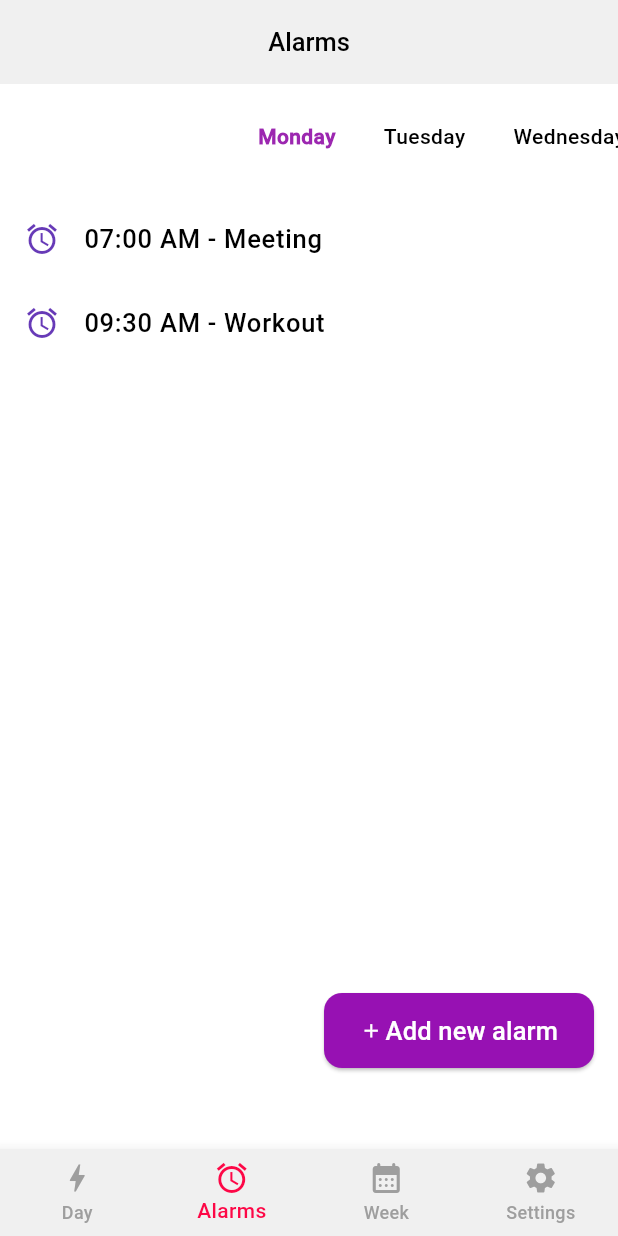
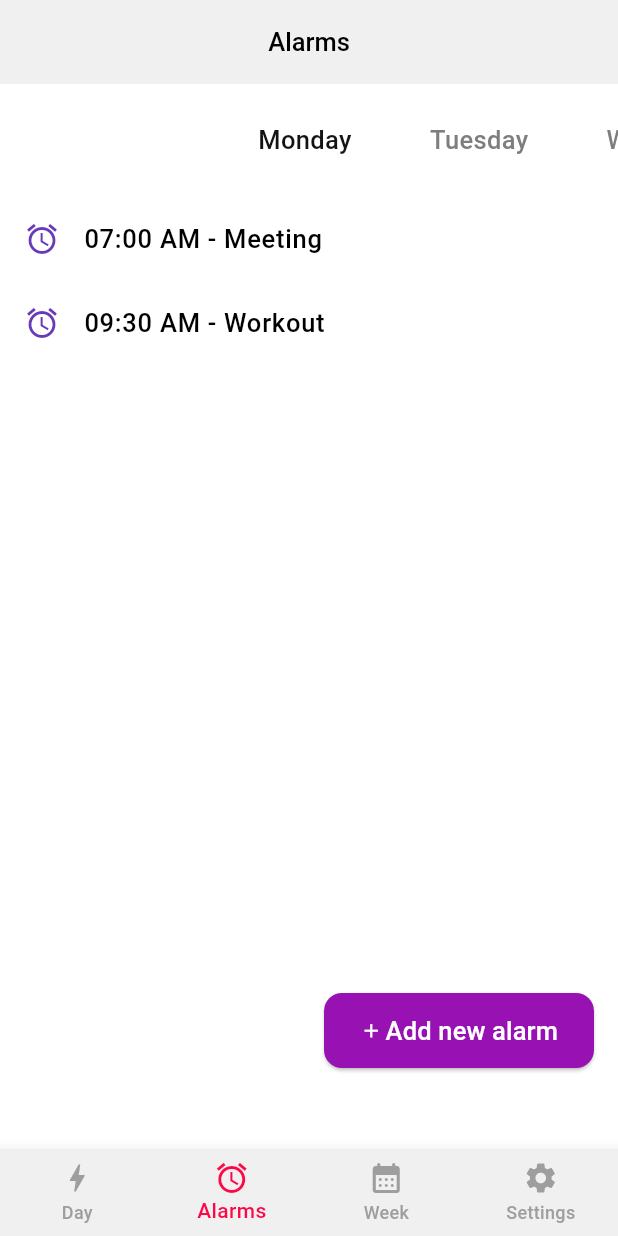
Before and after one commit to MuhammadHarisSiddiqui620/alarm_clock, a Flutter app: the screen it shows after launch, item 2 of the bottom bar chosen, on a phone screen of 412 x 824 dp. Run offline on Flutter 3.47's test engine with Material 3 defaults, Android fonts, the light colour scheme and no system bars; our stand-ins replace flutter_svg, timelines; missing offline and left inert: wheel_picker.

Commit message:
alarm_clock[9]
Changes
- NewAlarm, AlarmScreen and Reusable_Alarm Screen Update
- DayScreen Code Comment Out For Now !!!

Issues
- None

```diff
--- a/lib/Screens/AlarmScreen.dart
+++ b/lib/Screens/AlarmScreen.dart
@@ -1,6 +1,7 @@
 import 'package:alarm_clock/components/CustomAppBar.dart';
 import 'package:flutter/material.dart';
 import 'package:flutter_svg/svg.dart';
+
 import '../constants.dart';
 import 'NewAlarm.dart'; // Your constants file
 
@@ -51,11 +52,29 @@ class _AlarmScreenState extends State<AlarmScreen> {
                       Axis.horizontal, // Enable horizontal scrolling
                   children: [
                     getDayWidget('Monday'),
+                    SizedBox(
+                      width: 20,
+                    ),
                     getDayWidget('Tuesday'),
+                    SizedBox(
+                      width: 20,
+                    ),
                     getDayWidget('Wednesday'),
+                    SizedBox(
+                      width: 20,
+                    ),
                     getDayWidget('Thursday'),
+                    SizedBox(
+                      width: 20,
+                    ),
                     getDayWidget('Friday'),
+                    SizedBox(
+                      width: 20,
+                    ),
                     getDayWidget('Saturday'),
+                    SizedBox(
+                      width: 20,
+                    ),
                     getDayWidget('Sunday'),
                   ],
                 ),
@@ -158,9 +177,9 @@ class _AlarmScreenState extends State<AlarmScreen> {
         child: Text(
           day,
           style: TextStyle(
-            color: selectedDay == day ? Colors.purple : Colors.black,
-            fontWeight:
-                selectedDay == day ? FontWeight.bold : FontWeight.normal,
+            color: selectedDay == day ? Color(0xFF131313) : Color(0xFF7E7E7E),
+            fontFamily: 'Roboto',
+            fontSize: selectedDay == day ? 17 : 17,
           ),
         ),
       ),
--- a/lib/Screens/DayScreen.dart
+++ b/lib/Screens/DayScreen.dart
@@ -1,7 +1,6 @@
 import 'package:alarm_clock/components/CustomAppBar.dart';
 import 'package:flutter/material.dart';
 
-import '../components/Reusable_Alarm.dart';
 import '../constants.dart';
 
 class DayScreen extends StatefulWidget {
@@ -31,7 +30,7 @@ class _DayScreenState extends State<DayScreen> {
                   SizedBox(
                     height: 16,
                   ),
-                  ReusableAlarm(
+/*                  ReusableAlarm(
                     activeColor: alarmColor[0],
                   ),
                   SizedBox(height: 20),
@@ -61,7 +60,7 @@ class _DayScreenState extends State<DayScreen> {
                   SizedBox(height: 20),
                   ReusableAlarm(
                     activeColor: alarmColor[7],
-                  ),
+                  ),*/
                 ],
               ),
             ),
```
Also changed, not shown: lib/Screens/NewAlarm.dart (+23 -3 lines), lib/components/Reusable_Alarm.dart (+9 -15 lines).
